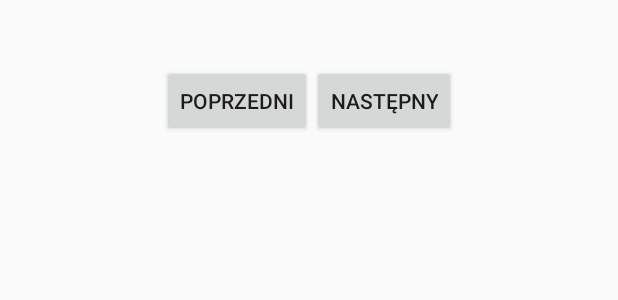
After one commit to SzymonPiotrH/dietmaker, an Android app built with Jetpack Compose: the layout fragment_calendar.xml on its own in the app's theme, with its tools: preview values and no code run, on a phone screen of 412 x 824 dp. The commit adds this screen. Shown: the top 300 px of the screen. Run offline under Robolectric (Android 15) with nearby library versions, the phone set to English and light mode, and no system bars.

```diff
--- a/app/src/main/java/com/example/dietmaker/fragments/SensorFragment.kt
+++ b/app/src/main/java/com/example/dietmaker/fragments/SensorFragment.kt
@@ -56,7 +56,7 @@ class SensorFragment : Fragment(), SensorEventListener {
     private fun setupMeasureLightButton() {
         binding.buttonMeasureLight.setOnClickListener {
             if (lightSensor != null) {
-                // Rejestrujemy nasłuchiwanie czujnika światła na krótki moment
+                // Rejestrujemy nasłuchiwanie czujnika światła na krótki moment. Czemu na krutki? Nie mam pojęcia
                 sensorManager.registerListener(this, lightSensor, SensorManager.SENSOR_DELAY_NORMAL)
             } else {
                 binding.textLightValue.text = "Czujnik światła niedostępny"
@@ -107,7 +107,7 @@ class SensorFragment : Fragment(), SensorEventListener {
     private fun handleLightSensorEvent(event: SensorEvent) {
         val lightValue = event.values[0]
         binding.textLightValue.text = String.format("%.1f lux", lightValue)
-        // Wyrejestrowujemy nasłuchiwanie czujnika światła po otrzymaniu odczytu
+        // Wyrejestrowujemy nasłuchiwanie czujnika światła po otrzymaniu odczytu, na necie było, że tak trzeba
         sensorManager.unregisterListener(this, lightSensor)
     }
 
--- /dev/null
+++ b/app/src/main/res/layout/fragment_calendar.xml
@@ -0,0 +1,49 @@
+<androidx.constraintlayout.widget.ConstraintLayout
+    xmlns:android="http://schemas.android.com/apk/res/android"
+    xmlns:app="http://schemas.android.com/apk/res-auto"
+    android:layout_width="match_parent"
+    android:layout_height="match_parent">
+
+    <LinearLayout
+        android:id="@+id/calendarLayout"
+        android:layout_width="match_parent"
+        android:layout_height="wrap_content"
+        android:orientation="vertical"
+        app:layout_constraintTop_toTopOf="parent" />
+
+    <TextView
+        android:id="@+id/tvCurrentMonth"
+        android:layout_width="wrap_content"
+        android:layout_height="wrap_content"
+        android:layout_marginTop="8dp"
+        android:textSize="20sp"
+        android:textStyle="bold"
+        app:layout_constraintTop_toBottomOf="@id/calendarLayout"
+        app:layout_constraintStart_toStartOf="parent"
+        app:layout_constraintEnd_toEndOf="parent"/>
+
+    <LinearLayout
+        android:layout_width="wrap_content"
+        android:layout_height="wrap_content"
+        android:layout_marginTop="8dp"
+        android:orientation="horizontal"
+        app:layout_constraintTop_toBottomOf="@id/tvCurrentMonth"
+        app:layout_constraintStart_toStartOf="parent"
+        app:layout_constraintEnd_toEndOf="parent"
+        >
+
+        <Button
+            android:id="@+id/buttonPreviousMonth"
+            android:layout_width="wrap_content"
+            android:layout_height="wrap_content"
+            android:text="Poprzedni"
+            />
+        <Button
+            android:id="@+id/buttonNextMonth"
+            android:layout_width="wrap_content"
+            android:layout_height="wrap_content"
+            android:text="Następny"
+            />
+    </LinearLayout>
+
+</androidx.constraintlayout.widget.ConstraintLayout>
--- a/settings.gradle.kts
+++ b/settings.gradle.kts
@@ -16,8 +16,10 @@ dependencyResolutionManagement {
     repositories {
         google()
         mavenCentral()
+        // Tutaj mogą być inne repozytoria
     }
 }
 
+
 rootProject.name = "dietmaker"
 include(":app")
```
Also changed, not shown: app/build.gradle.kts (+12 -2 lines), app/src/main/java/com/example/dietmaker/fragments/CalendarFragment.kt (added, +123 -0 lines), app/src/main/java/com/example/dietmaker/fragments/MainDashboardFragment.kt (+48 -13 lines), app/src/main/java/com/example/dietmaker/fragments/MealsFragment.kt (+31 -8 lines), app/src/main/java/com/example/dietmaker/fragments/SearchMealFragment.kt (+13 -43 lines), app/src/main/java/com/example/dietmaker/utils/DataManager.kt (+9 -2 lines), app/src/main/java/com/example/dietmaker/utils/LocalDateExtensions.kt (added, +8 -0 lines), app/src/main/res/layout/fragment_main_dashboard.xml (+9 -0 lines), build.gradle.kts (+8 -1 lines).
